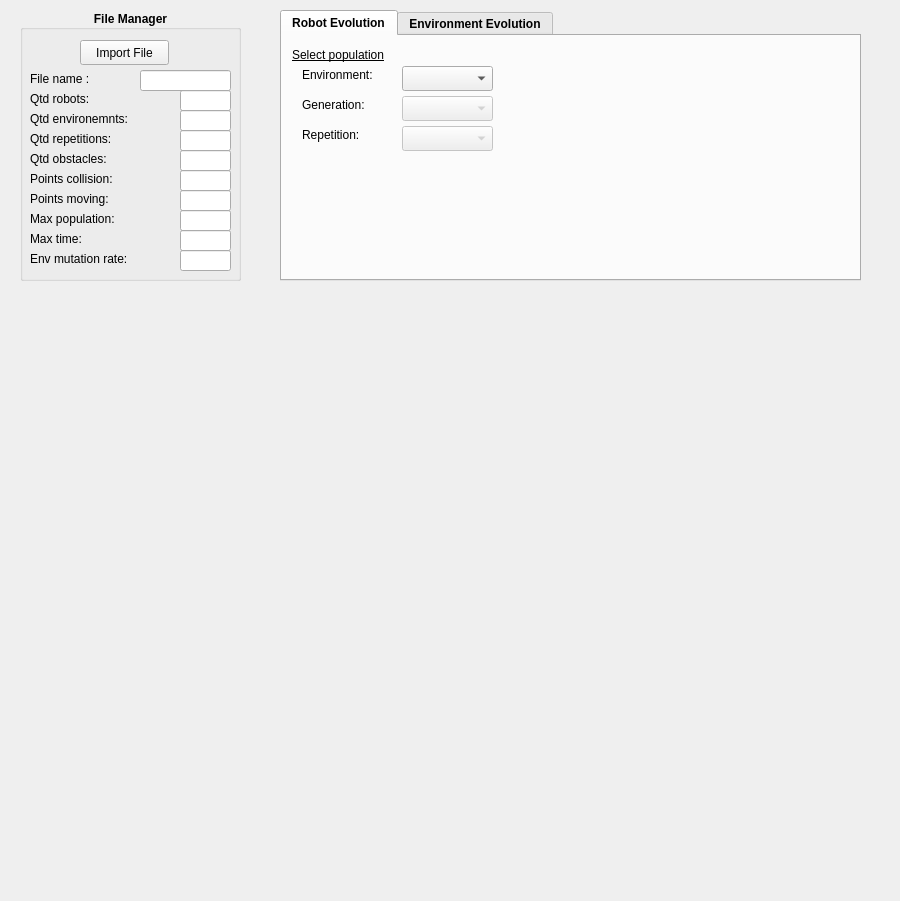
This is Qt/DataAnalyzer/widget.ui in Brenocq/EvolutiveSystemOpenGL-ObstacleAvoidance as Qt 5 draws it before an edit. The edited form follows.
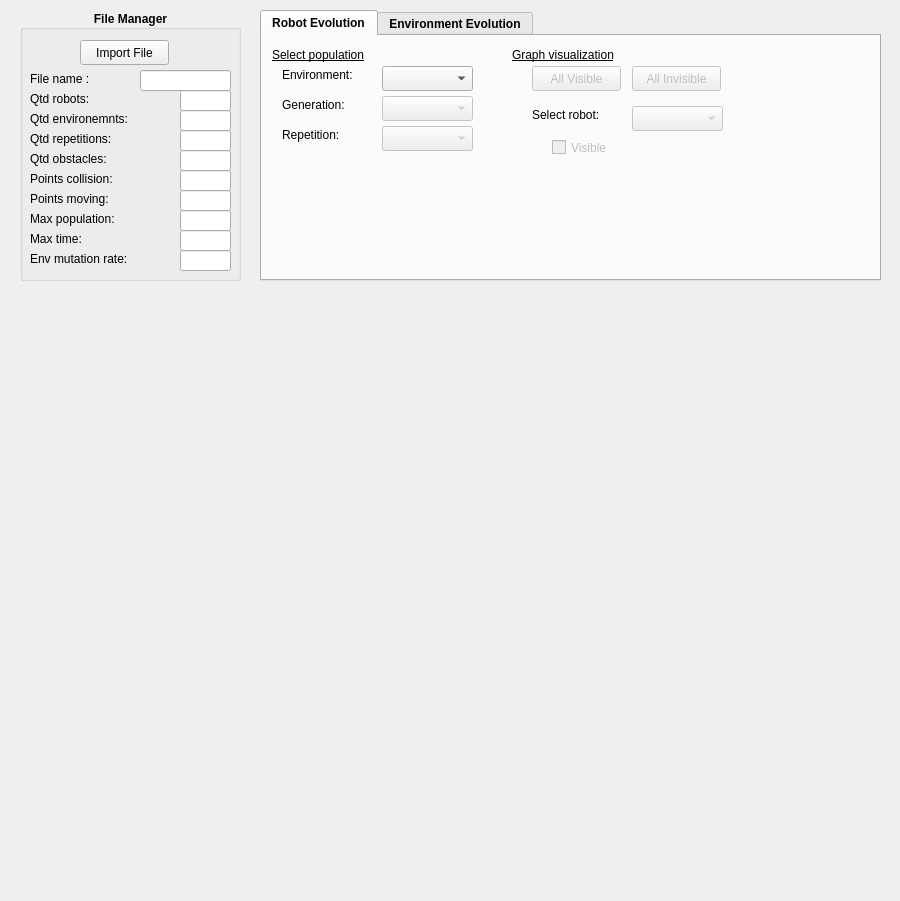
This is the edited form. Custom widgets are drawn as their Qt base class.

Commit message: Feat: Select robots to plot

```diff
--- a/Qt/DataAnalyzer/widget.ui
+++ b/Qt/DataAnalyzer/widget.ui
@@ -437,9 +437,9 @@
   <widget class="QTabWidget" name="tabWidget">
    <property name="geometry">
     <rect>
-     <x>280</x>
+     <x>260</x>
      <y>10</y>
-     <width>581</width>
+     <width>621</width>
      <height>271</height>
     </rect>
    </property>
@@ -589,6 +589,132 @@
       <string>Repetition:</string>
      </property>
     </widget>
+    <widget class="QComboBox" name="selRobotComboBox">
+     <property name="enabled">
+      <bool>false</bool>
+     </property>
+     <property name="geometry">
+      <rect>
+       <x>370</x>
+       <y>70</y>
+       <width>91</width>
+       <height>25</height>
+      </rect>
+     </property>
+     <property name="font">
+      <font>
+       <weight>50</weight>
+       <bold>false</bold>
+      </font>
+     </property>
+    </widget>
+    <widget class="QLabel" name="label_25">
+     <property name="geometry">
+      <rect>
+       <x>250</x>
+       <y>10</y>
+       <width>191</width>
+       <height>17</height>
+      </rect>
+     </property>
+     <property name="font">
+      <font>
+       <weight>50</weight>
+       <italic>false</italic>
+       <bold>false</bold>
+       <underline>true</underline>
+       <kerning>true</kerning>
+      </font>
+     </property>
+     <property name="text">
+      <string>Graph visualization</string>
+     </property>
+    </widget>
+    <widget class="QLabel" name="label_26">
+     <property name="geometry">
+      <rect>
+       <x>270</x>
+       <y>70</y>
+       <width>101</width>
+       <height>17</height>
+      </rect>
+     </property>
+     <property name="font">
+      <font>
+       <weight>50</weight>
+       <bold>false</bold>
+      </font>
+     </property>
+     <property name="text">
+      <string>Select robot:</string>
+     </property>
+    </widget>
+    <widget class="QPushButton" name="allVisibleButton">
+     <property name="enabled">
+      <bool>false</bool>
+     </property>
+     <property name="geometry">
+      <rect>
+       <x>270</x>
+       <y>30</y>
+       <width>89</width>
+       <height>25</height>
+      </rect>
+     </property>
+     <property name="font">
+      <font>
+       <weight>50</weight>
+       <bold>false</bold>
+      </font>
+     </property>
+     <property name="text">
+      <string>All Visible</string>
+     </property>
+    </widget>
+    <widget class="QPushButton" name="allInvisibleButton">
+     <property name="enabled">
+      <bool>false</bool>
+     </property>
+     <property name="geometry">
+      <rect>
+       <x>370</x>
+       <y>30</y>
+       <width>89</width>
+       <height>25</height>
+      </rect>
+     </property>
+     <property name="font">
+      <font>
+       <weight>50</weight>
+       <bold>false</bold>
+      </font>
+     </property>
+     <property name="text">
+      <string>All Invisible</string>
+     </property>
+    </widget>
+    <widget class="QCheckBox" name="visibleCheckBox">
+     <property name="enabled">
+      <bool>false</bool>
+     </property>
+     <property name="geometry">
+      <rect>
+       <x>290</x>
+       <y>100</y>
+       <width>92</width>
+       <height>23</height>
+      </rect>
+     </property>
+     <property name="font">
+      <font>
+       <weight>50</weight>
+       <bold>false</bold>
+      </font>
+     </property>
+     <property name="text">
+      <string>Visible</string>
+     </property>
+    </widget>
    </widget>
    <widget class="QWidget" name="envEvolution">
     <attribute name="title">
```
The commit also changes 50 other files.
